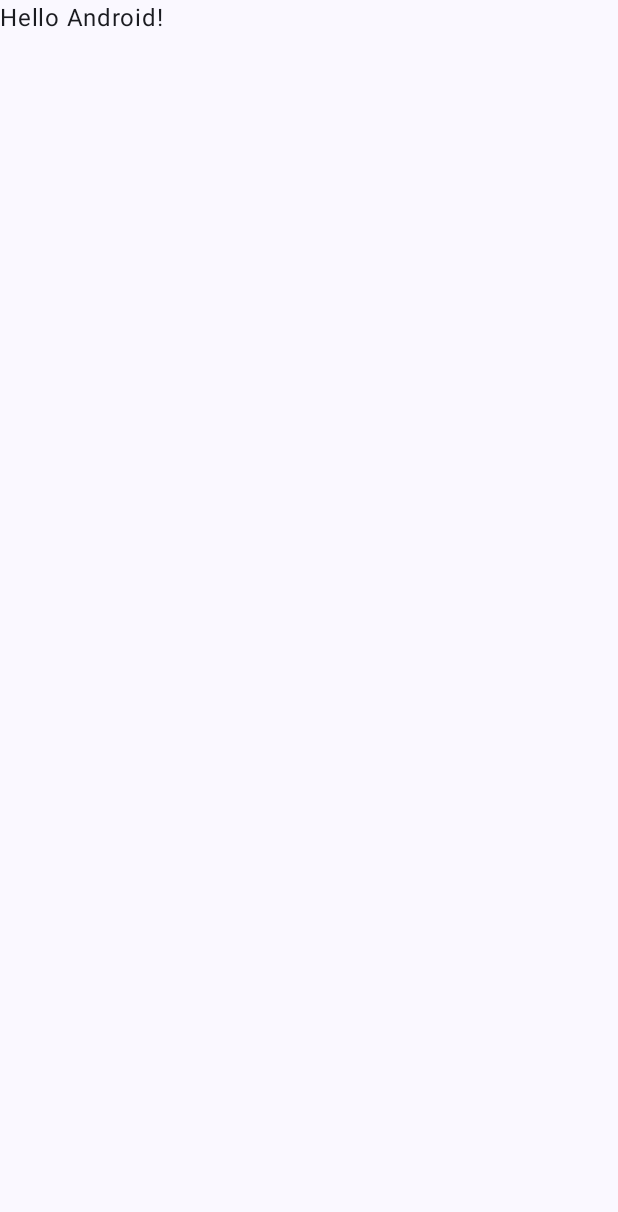
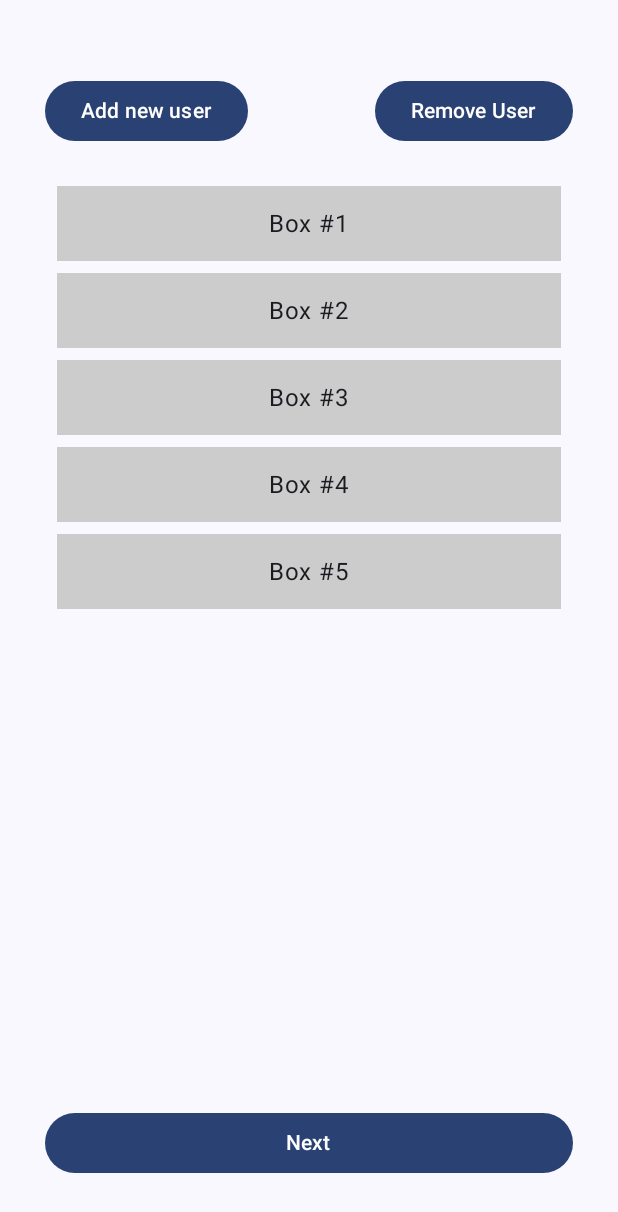
Before and after one commit to NopeNasrat/VAMSEMR, an Android app built with Jetpack Compose: the screen it shows after launch (MainActivity), on a phone screen of 412 x 824 dp. Before the commit the part shown is almost empty. Shown: the top 1212 px of the screen. Run offline under Robolectric (Android 15) with nearby library versions, the phone set to English and light mode, and no system bars.

Commit message:
2.1 error s ads?

```diff
--- a/app/src/main/AndroidManifest.xml
+++ b/app/src/main/AndroidManifest.xml
@@ -11,7 +11,7 @@
         android:roundIcon="@mipmap/ic_launcher_round"
         android:supportsRtl="true"
         android:theme="@style/Theme.VAMSEMR"
-        tools:targetApi="31">
+        tools:targetApi="33">
         <activity
             android:name=".MainActivity"
             android:exported="true"
--- a/app/src/main/java/com/example/vamsemr/MainActivity.kt
+++ b/app/src/main/java/com/example/vamsemr/MainActivity.kt
@@ -12,16 +12,16 @@ import androidx.compose.runtime.Composable
 import androidx.compose.ui.Modifier
 import androidx.compose.ui.tooling.preview.Preview
 import com.example.vamsemr.ui.theme.VAMSEMRTheme
+import com.example.vamsemr.ui.*
 
 class MainActivity : ComponentActivity() {
     override fun onCreate(savedInstanceState: Bundle?) {
         super.onCreate(savedInstanceState)
-        enableEdgeToEdge()
+        //enableEdgeToEdge()
         setContent {
             VAMSEMRTheme {
                 Scaffold(modifier = Modifier.fillMaxSize()) { innerPadding ->
                     Greeting(
-                        name = "Android",
                         modifier = Modifier.padding(innerPadding)
                     )
                 }
@@ -31,17 +31,6 @@ class MainActivity : ComponentActivity() {
 }
 
 @Composable
-fun Greeting(name: String, modifier: Modifier = Modifier) {
-    Text(
-        text = "Hello $name!",
-        modifier = modifier
-    )
+fun Greeting(modifier: Modifier = Modifier) {
+    MainScreenV1(Modifier);
 }
-
-@Preview(showBackground = true)
-@Composable
-fun GreetingPreview() {
-    VAMSEMRTheme {
-        Greeting("Android")
-    }
-}
--- /dev/null
+++ b/app/src/main/java/com/example/vamsemr/ui/StartScreenHorz.kt
@@ -0,0 +1,4 @@
+package com.example.vamsemr.ui
+
+class StartScreenHorz {
+}
--- /dev/null
+++ b/app/src/main/java/com/example/vamsemr/ui/StartScreenVert.kt
@@ -0,0 +1,99 @@
+package com.example.vamsemr.ui
+
+import androidx.compose.foundation.background
+import androidx.compose.foundation.layout.Arrangement
+import androidx.compose.foundation.layout.Box
+import androidx.compose.foundation.layout.Column
+import androidx.compose.foundation.layout.Row
+import androidx.compose.foundation.layout.fillMaxSize
+import androidx.compose.foundation.layout.fillMaxWidth
+import androidx.compose.foundation.layout.height
+import androidx.compose.foundation.layout.padding
+import androidx.compose.foundation.rememberScrollState
+import androidx.compose.foundation.verticalScroll
+import androidx.compose.material3.Button
+import androidx.compose.material3.Text
+import androidx.compose.runtime.Composable
+import androidx.compose.ui.Alignment
+import androidx.compose.ui.Modifier
+import androidx.compose.ui.graphics.Color
+import androidx.compose.ui.res.stringResource
+import androidx.compose.ui.unit.dp
+import com.example.vamsemr.R
+
+
+@Composable
+fun MainScreenV1(modifier: Modifier = Modifier) {
+    Column(
+        modifier = modifier
+            .fillMaxSize()
+            .padding(30.dp)
+            .padding(top = 20.dp)
+        ,
+        verticalArrangement = Arrangement.spacedBy(26.dp),
+        horizontalAlignment = Alignment.CenterHorizontally
+    ) {
+        TopButton()
+
+        ScrollableBoxSelection(modifier = Modifier.weight(1f))
+
+        BottomButton(modifier = Modifier)
+    }
+}
+
+@Composable
+fun TopButton() {
+    Row(
+        modifier = Modifier
+            .fillMaxWidth(),
+        horizontalArrangement = Arrangement.SpaceBetween
+    ) {
+        Button(onClick = { /* akcia: pridať */ }) {
+            Text(text = stringResource(R.string.adduser))
+        }
+        Button(onClick = { /* akcia: odstrániť */ }) {
+            Text(text = stringResource(R.string.removeuser))
+        }
+    }
+}
+
+
+@Composable
+fun ScrollableBoxSelection(modifier: Modifier = Modifier) {
+    Column(
+        modifier = modifier
+            .fillMaxWidth()
+            .verticalScroll(rememberScrollState()),
+        verticalArrangement = Arrangement.spacedBy(8.dp)
+    ) {
+        repeat(5) { index ->  // viac boxov, aby si videl scroll
+            SelectableBox("Box #${index + 1}")
+        }
+    }
+}
+
+@Composable
+fun SelectableBox(text: String) {
+    Box(
+        modifier = Modifier
+            .fillMaxWidth()
+            .padding(horizontal = 8.dp)
+            .height(50.dp)
+            .background(Color.LightGray),
+        contentAlignment = Alignment.Center
+    ) {
+        Text(text = text)
+    }
+}
+
+@Composable
+fun BottomButton(modifier: Modifier = Modifier) {
+    Button(
+        onClick = { /* akcia dole */ },
+        modifier = modifier
+            .fillMaxWidth()
+            .padding(vertical = 8.dp)
+    ) {
+        Text(stringResource(R.string.next))
+    }
+}
--- /dev/null
+++ b/app/src/main/java/com/example/vamsemr/ui/StartScreenVert2.kt
@@ -0,0 +1,4 @@
+package com.example.vamsemr.ui
+
+class StartScreenVert2 {
+}
--- a/app/src/main/res/values/strings.xml
+++ b/app/src/main/res/values/strings.xml
@@ -1,3 +1,15 @@
 <resources>
     <string name="app_name">VAMSEMR</string>
+    <string name="adduser">Add new user</string>
+    <string name="next">Next</string>
+    <string name="removeuser">Remove User</string>
+
+
+
+    <string name="nesxt">Next</string>
+    <string name="nexssat">Next</string>
+    <string name="nedsaxt">Next</string>
+    <string name="nedasdxt">Next</string>
+
+
 </resources>
--- a/gradle.properties
+++ b/gradle.properties
@@ -21,3 +21,4 @@ kotlin.code.style=official
 # resources declared in the library itself and none from the library's dependencies,
 # thereby reducing the size of the R class for that library
 android.nonTransitiveRClass=true
+android.enableCoreLibraryDesugaring=true
--- a/gradle/libs.versions.toml
+++ b/gradle/libs.versions.toml
@@ -8,6 +8,7 @@ espressoCore = "3.5.1"
 lifecycleRuntimeKtx = "2.6.1"
 activityCompose = "1.8.0"
 composeBom = "2024.09.00"
+adsMobileSdk = "0.15.1-alpha01"
 
 [libraries]
 androidx-core-ktx = { group = "androidx.core", name = "core-ktx", version.ref = "coreKtx" }
@@ -24,6 +25,7 @@ androidx-ui-tooling-preview = { group = "androidx.compose.ui", name = "ui-toolin
 androidx-ui-test-manifest = { group = "androidx.compose.ui", name = "ui-test-manifest" }
 androidx-ui-test-junit4 = { group = "androidx.compose.ui", name = "ui-test-junit4" }
 androidx-material3 = { group = "androidx.compose.material3", name = "material3" }
+ads-mobile-sdk = { group = "com.google.android.libraries.ads.mobile.sdk", name = "ads-mobile-sdk", version.ref = "adsMobileSdk" }
 
 [plugins]
 android-application = { id = "com.android.application", version.ref = "agp" }
```
Also changed, not shown: app/build.gradle.kts (+28 -18 lines), app/src/main/java/com/example/vamsemr/data/sql/AppContainer.kt (added, +38 -0 lines), app/src/main/java/com/example/vamsemr/data/sql/InventoryDatabase.kt (added, +27 -0 lines), app/src/main/java/com/example/vamsemr/data/sql/Item.kt (added, +17 -0 lines), app/src/main/java/com/example/vamsemr/data/sql/ItemDao.kt (added, +28 -0 lines), app/src/main/java/com/example/vamsemr/data/sql/ItemsRepository.kt (added, +49 -0 lines), app/src/main/java/com/example/vamsemr/data/sql/OfflineItemsRepository.kt (added, +31 -0 lines), app/src/main/java/com/example/vamsemr/data/sql/ViewModel.kt (added, +39 -0 lines), build.gradle.kts (+17 -3 lines).
